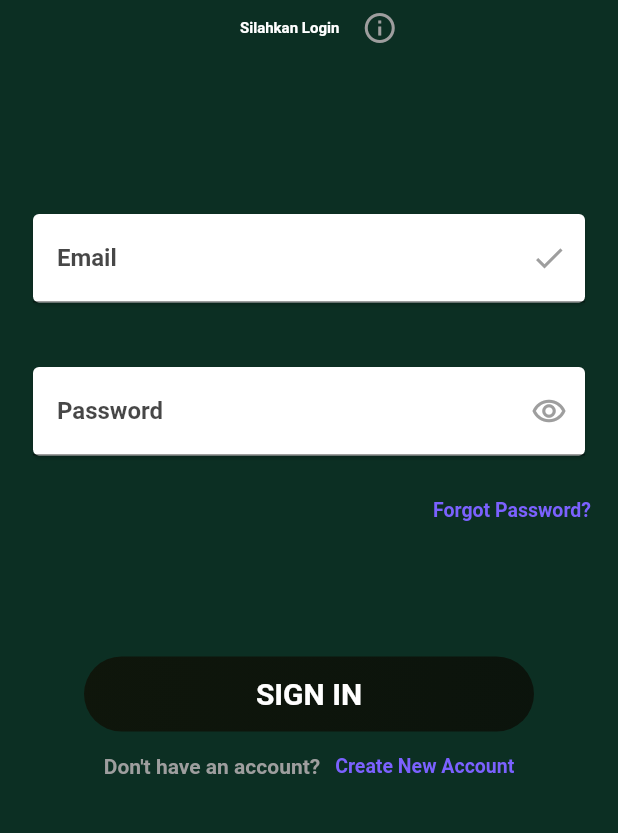
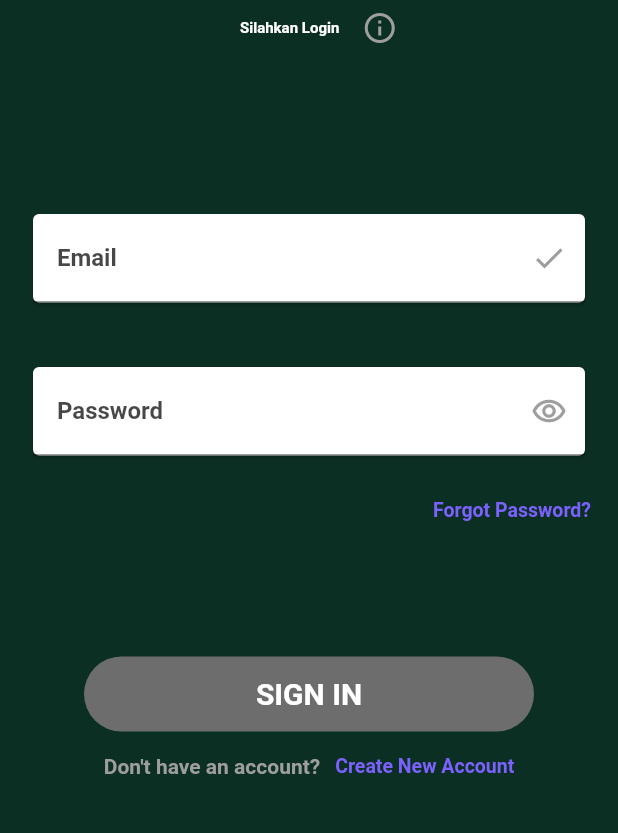
Before and after one commit to fach3f/Parkol-ParkirOnline, a Flutter app: the screen it shows after launch, on a phone screen of 412 x 824 dp, the part 275-1108 px from its top. Run offline on Flutter 3.47's test engine with Material 2 defaults, Android fonts, the phone set to English and light mode, and no system bars; our stand-ins replace google_fonts, loading_animation_widget; Roboto replaces fonts that are missing (Goldman).

Commit message:
Update Login.dart

```diff
--- a/lib/Login.dart
+++ b/lib/Login.dart
@@ -131,8 +131,7 @@ class _LoginState extends State<Login> {
                       width: 300,
                       decoration: BoxDecoration(
                         borderRadius: BorderRadius.circular(45),
-                        gradient: const LinearGradient(
-                            colors: [Color.fromARGB(184, 16, 12, 2), Color.fromARGB(184, 11, 9, 3)]),
+                        color: const Color.fromARGB(255, 110, 109, 109)
                       ),
                       child: TextButton(
                         onPressed: () {},
```
